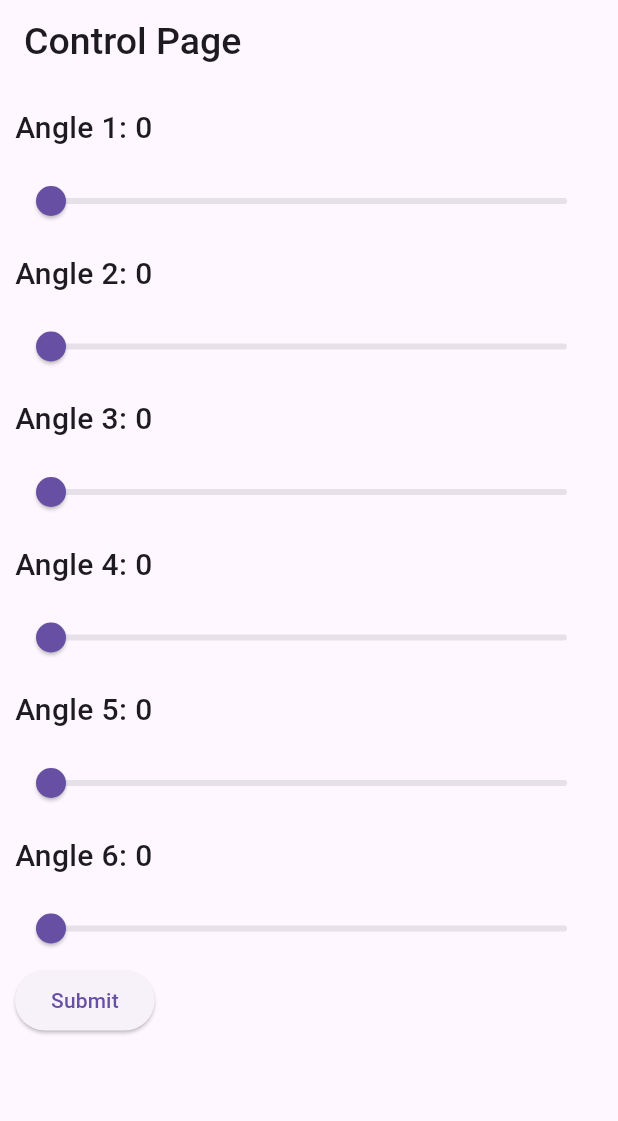
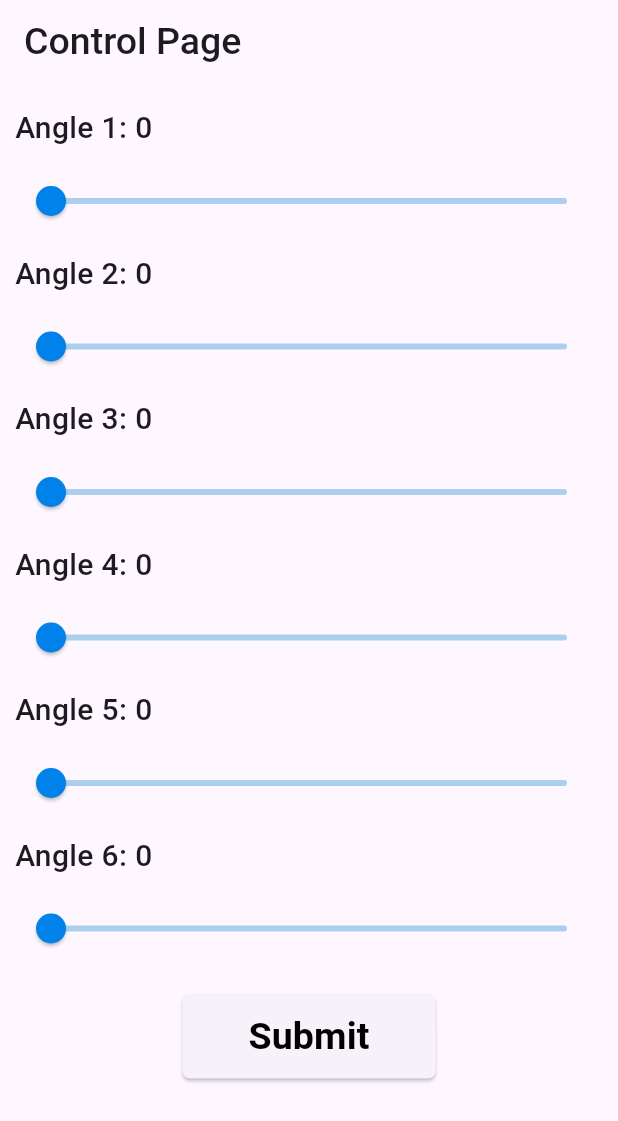
Before and after one commit to VidushanJayawardhana/firestore_angle_saving, a Flutter app: the screen it shows after launch, on a phone screen of 412 x 824 dp. Shown: the top 1121 px of the screen. Run offline on Flutter 3.47's test engine with Material 3 defaults, Android fonts, the phone set to English and light mode, and no system bars; our stand-ins replace cloud_firestore, firebase_core; accounts and stored records are empty.

Commit message:
UI modified

```diff
--- a/lib/pages/home_page.dart
+++ b/lib/pages/home_page.dart
@@ -202,8 +202,14 @@ class _HomePageState extends State<HomePage> {
                 );
               },
             ),
+            const SizedBox(
+              height: 20,
+            ),
 
             //Submit button
+            Row(
+              mainAxisAlignment: MainAxisAlignment.center,
+              children: [
                 ElevatedButton(
                   onPressed: () {
                     // Add the angle to the database
@@ -218,7 +224,24 @@ class _HomePageState extends State<HomePage> {
                       ),
                     );
                   },
-              child: const Text('Submit'),
+                  style: ElevatedButton.styleFrom(
+                    shape: RoundedRectangleBorder(
+                      borderRadius: BorderRadius.circular(5.0),
+                    ),
+                  ),
+                  child: const Padding(
+                    padding:
+                        EdgeInsets.symmetric(horizontal: 20.0, vertical: 10.0),
+                    child: Text(
+                      'Submit',
+                      style: TextStyle(
+                          fontSize: 25.0,
+                          fontWeight: FontWeight.w600,
+                          color: Colors.black),
+                    ),
+                  ),
+                ),
+              ],
             ),
           ],
         ),
--- a/lib/widgets/my_slider.dart
+++ b/lib/widgets/my_slider.dart
@@ -13,7 +13,10 @@ class MySlider extends StatelessWidget {
   @override
   Widget build(BuildContext context) {
     return Slider(
-      max: 90.0,
+      inactiveColor: const Color.fromARGB(255, 171, 207, 236),
+      activeColor: Colors.blue,
+      thumbColor: const Color.fromARGB(255, 1, 130, 235),
+      max: 180.0,
       min: 0.0,
       value: value,
       onChanged: onChanged,
```
Lines whose indentation alone changed are shown as unchanged.
